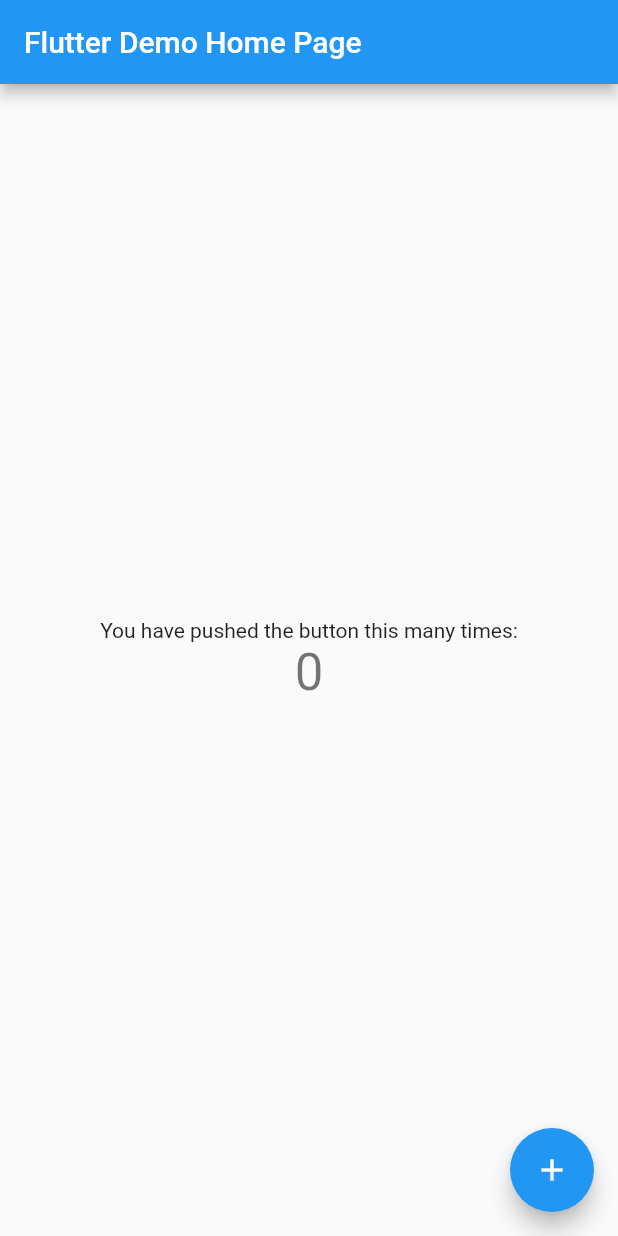
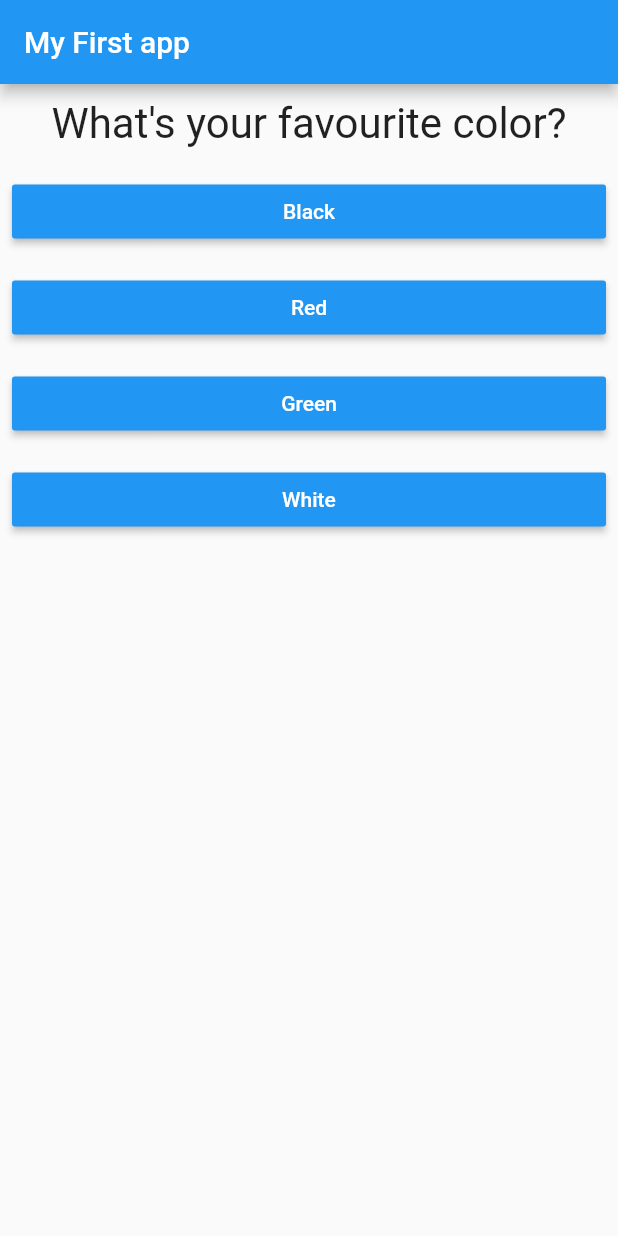
Before and after one commit to svelmuruganrvs/LearningFlutter, a Flutter app: the screen it shows after launch, on a phone screen of 412 x 824 dp. Run offline on Flutter 3.47's test engine with Material 2 defaults, Android fonts, the phone set to English and light mode, and no system bars.

Commit message:
Updated quiz Widget with seprate widget.

```diff
--- /dev/null
+++ b/3_Flutter_GUI/flutter_complete_guide/lib/answer.dart
@@ -0,0 +1,21 @@
+import 'package:flutter/material.dart';
+
+class Answer extends StatelessWidget {
+  final Function actionHandler;
+  final String answerText;
+  Answer(this.actionHandler , this.answerText);
+
+  @override
+  Widget build(BuildContext context) {
+    return Container(
+      margin: EdgeInsets.all(8),
+      width: double.infinity,
+      child: RaisedButton(
+        color: Colors.blue,
+        textColor: Colors.white,
+        child: Text(answerText),
+        onPressed: actionHandler,
+      ),
+    );
+  }
+}
--- a/3_Flutter_GUI/flutter_complete_guide/lib/main.dart
+++ b/3_Flutter_GUI/flutter_complete_guide/lib/main.dart
@@ -1,111 +1,84 @@
 import 'package:flutter/material.dart';
 
-void main() => runApp(MyApp());
+import './quiz.dart';
+import './result.dart';
 
-class MyApp extends StatelessWidget {
-  // This widget is the root of your application.
+void main(List<String> args) {
+  runApp(MyApp());
+}
+
+class MyApp extends StatefulWidget {
   @override
-  Widget build(BuildContext context) {
-    return MaterialApp(
-      title: 'Flutter Demo',
-      theme: ThemeData(
-        // This is the theme of your application.
-        //
-        // Try running your application with "flutter run". You'll see the
-        // application has a blue toolbar. Then, without quitting the app, try
-        // changing the primarySwatch below to Colors.green and then invoke
-        // "hot reload" (press "r" in the console where you ran "flutter run",
-        // or simply save your changes to "hot reload" in a Flutter IDE).
-        // Notice that the counter didn't reset back to zero; the application
-        // is not restarted.
-        primarySwatch: Colors.blue,
-      ),
-      home: MyHomePage(title: 'Flutter Demo Home Page'),
-    );
+  State<StatefulWidget> createState() {
+    return _MyAppState();
   }
 }
 
-class MyHomePage extends StatefulWidget {
-  MyHomePage({Key key, this.title}) : super(key: key);
+class _MyAppState extends State<MyApp> {
+  final _questions = const [
+    {
+      "question": "What's your favourite color?",
+      "answers": [
+        {"text": "Black", "score": 10},
+        {"text": "Red", "score": 5},
+        {"text": "Green", "score": 3},
+        {"text": "White", "score": 1},
+      ],
+    },
+    {
+      "question": "What's you favorite animal?",
+      "answers": [
+        {"text": "Rabbit", "score": 3},
+        {"text": "Snake", "score": 11},
+        {"text": "Elephant", "score": 3},
+        {"text": "Lion", "score": 9},
+      ]
+    },
+    {
+      "question": "Who's your favorite instructor?",
+      "answers": [
+        {"text": "Max", "score": 1},
+        {"text": "Vel", "score": 1},
+        {"text": "Raj", "score": 1},
+        {"text": "Ram", "score": 1},
+      ]
+    },
+  ];
 
-  // This widget is the home page of your application. It is stateful, meaning
-  // that it has a State object (defined below) that contains fields that affect
-  // how it looks.
+  var _questionIndex = 0;
+  var _totalScore = 0;
 
-  // This class is the configuration for the state. It holds the values (in this
-  // case the title) provided by the parent (in this case the App widget) and
-  // used by the build method of the State. Fields in a Widget subclass are
-  // always marked "final".
+  void _resetQuiz() {
+    setState(() {
+      _questionIndex = 0;
+      _totalScore = 0;
+    });
+  }
 
-  final String title;
-
-  @override
-  _MyHomePageState createState() => _MyHomePageState();
-}
-
-class _MyHomePageState extends State<MyHomePage> {
-  int _counter = 0;
-
-  void _incrementCounter() {
+  void _answerQuestion(int score) {
+    _totalScore += score;
     setState(() {
-      // This call to setState tells the Flutter framework that something has
-      // changed in this State, which causes it to rerun the build method below
-      // so that the display can reflect the updated values. If we changed
-      // _counter without calling setState(), then the build method would not be
-      // called again, and so nothing would appear to happen.
-      _counter++;
+      _questionIndex += 1;
     });
+    print("Answer1 choosen");
+    print(_questionIndex);
   }
 
   @override
   Widget build(BuildContext context) {
-    // This method is rerun every time setState is called, for instance as done
-    // by the _incrementCounter method above.
-    //
-    // The Flutter framework has been optimized to make rerunning build methods
-    // fast, so that you can just rebuild anything that needs updating rather
-    // than having to individually change instances of widgets.
-    return Scaffold(
-      appBar: AppBar(
-        // Here we take the value from the MyHomePage object that was created by
-        // the App.build method, and use it to set our appbar title.
-        title: Text(widget.title),
+    return MaterialApp(
+      home: Scaffold(
+        appBar: AppBar(
+          title: Text("My First app"),
+        ),
+        body: _questionIndex < _questions.length
+            ? Quiz(
+                questions: _questions,
+                questionIndex: _questionIndex,
+                answerQuestions: _answerQuestion,
+              )
+            : Result(_totalScore , _resetQuiz),
       ),
-      body: Center(
-        // Center is a layout widget. It takes a single child and positions it
-        // in the middle of the parent.
-        child: Column(
-          // Column is also a layout widget. It takes a list of children and
-          // arranges them vertically. By default, it sizes itself to fit its
-          // children horizontally, and tries to be as tall as its parent.
-          //
-          // Invoke "debug painting" (press "p" in the console, choose the
-          // "Toggle Debug Paint" action from the Flutter Inspector in Android
-          // Studio, or the "Toggle Debug Paint" command in Visual Studio Code)
-          // to see the wireframe for each widget.
-          //
-          // Column has various properties to control how it sizes itself and
-          // how it positions its children. Here we use mainAxisAlignment to
-          // center the children vertically; the main axis here is the vertical
-          // axis because Columns are vertical (the cross axis would be
-          // horizontal).
-          mainAxisAlignment: MainAxisAlignment.center,
-          children: <Widget>[
-            Text(
-              'You have pushed the button this many times:',
-            ),
-            Text(
-              '$_counter',
-              style: Theme.of(context).textTheme.display1,
-            ),
-          ],
-        ),
-      ),
-      floatingActionButton: FloatingActionButton(
-        onPressed: _incrementCounter,
-        tooltip: 'Increment',
-        child: Icon(Icons.add),
-      ), // This trailing comma makes auto-formatting nicer for build methods.
     );
   }
 }
--- /dev/null
+++ b/3_Flutter_GUI/flutter_complete_guide/lib/question.dart
@@ -0,0 +1,20 @@
+import 'package:flutter/material.dart';
+
+class Question extends StatelessWidget {
+  final String questionText;
+
+  Question(this.questionText);
+
+  @override
+  Widget build(BuildContext context) {
+    return Container(
+      width: double.infinity,
+      margin: EdgeInsets.all(10),
+      child: Text(
+        questionText,
+        style: TextStyle(fontSize: 28),
+        textAlign: TextAlign.center,
+      ),
+    );
+  }
+}
--- /dev/null
+++ b/3_Flutter_GUI/flutter_complete_guide/lib/quiz.dart
@@ -0,0 +1,24 @@
+import 'package:flutter/material.dart';
+import './question.dart';
+import './answer.dart';
+
+class Quiz extends StatelessWidget {
+  final List<Map<String, Object>> questions;
+  final Function answerQuestions;
+  final int questionIndex;
+
+  Quiz({ @required this.answerQuestions , @required this.questions  , @required this.questionIndex});
+
+  @override
+  Widget build(BuildContext context) {
+    return Column(
+                children: [
+                  Question(questions[questionIndex]['question']),
+                  ...(questions[questionIndex]['answers'] as List<Map<String,Object>>)
+                      .map((answer) {
+                    return Answer(() => answerQuestions(answer["score"]), answer["text"]);
+                  }).toList()
+                ],
+              );
+  }
+}
```
Also changed, not shown: 3_Flutter_GUI/flutter_complete_guide/lib/result.dart (added, +41 -0 lines).
